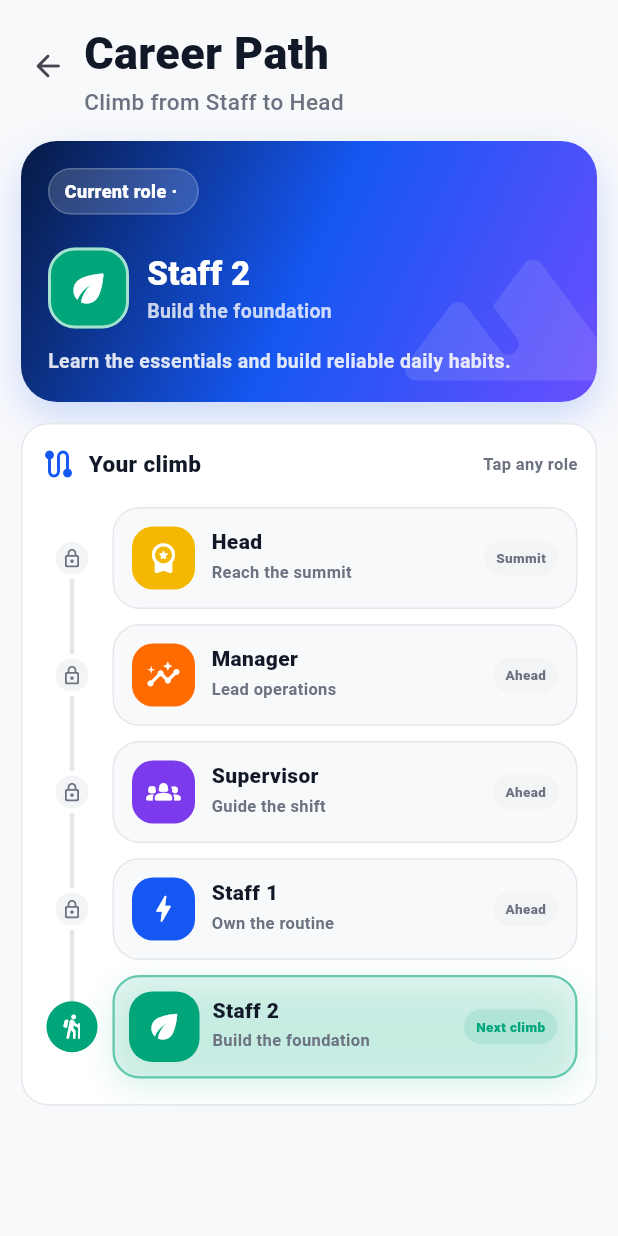
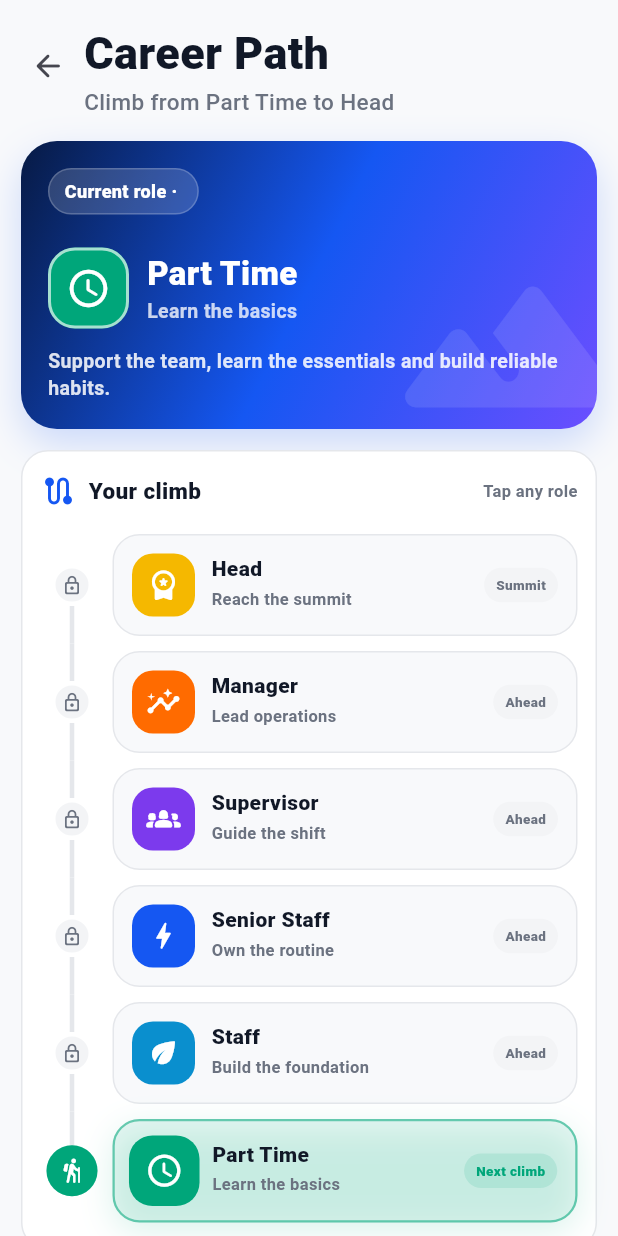
Before and after one commit to the-east-tech/east-app-flutter, a Flutter app: the CareerPathScreen screen opened directly with empty values, on a phone screen of 412 x 824 dp. Run offline on Flutter 3.47's test engine with Material 3 defaults, Android fonts, the phone set to English and light mode, and no system bars; our stand-ins replace audioplayers, camera, file_picker, firebase_core, firebase_messaging, flutter_contacts and 6 more; missing offline and left inert: mobile_scanner; accounts and stored records are empty.

Commit message:
Align career path with new role hierarchy

```diff
--- a/lib/screens/career_path_screen.dart
+++ b/lib/screens/career_path_screen.dart
@@ -25,16 +25,24 @@ class _CareerPathScreenState extends State<CareerPathScreen>
     with SingleTickerProviderStateMixin {
   static const roles = <_CareerRole>[
     _CareerRole(
-      systemKey: 'STAFF_2',
-      name: 'Staff 2',
-      headline: 'Build the foundation',
-      description: 'Learn the essentials and build reliable daily habits.',
-      icon: Icons.eco_rounded,
+      systemKey: 'PART_TIME',
+      name: 'Part Time',
+      headline: 'Learn the basics',
+      description: 'Support the team, learn the essentials and build reliable habits.',
+      icon: Icons.schedule_rounded,
       colour: Color(0xFF00A67A),
     ),
     _CareerRole(
-      systemKey: 'STAFF_1',
-      name: 'Staff 1',
+      systemKey: 'STAFF',
+      name: 'Staff',
+      headline: 'Build the foundation',
+      description: 'Handle daily work reliably and grow confidence in the routine.',
+      icon: Icons.eco_rounded,
+      colour: Color(0xFF0A8FCE),
+    ),
+    _CareerRole(
+      systemKey: 'SENIOR_STAFF',
+      name: 'Senior Staff',
       headline: 'Own the routine',
       description: 'Handle daily work confidently, consistently and independently.',
       icon: Icons.bolt_rounded,
@@ -85,7 +93,7 @@ class _CareerPathScreenState extends State<CareerPathScreen>
     selectedRoleIndex = initialIndex < 0 ? 0 : initialIndex;
     burstController = AnimationController(
       vsync: this,
-      duration: const Duration(milliseconds: 650),
+      duration: const Duration(milliseconds: 320),
     )..value = 1;
   }
 
@@ -129,7 +137,7 @@ class _CareerPathScreenState extends State<CareerPathScreen>
                     Expanded(
                       child: PageTitle(
                         title: text.t('Career Path'),
-                        subtitle: text.t('Climb from Staff to Head'),
+                        subtitle: text.t('Climb from Part Time to Head'),
                       ),
                     ),
                   ],
@@ -305,7 +313,7 @@ class _CareerHero extends StatelessWidget {
                 ),
                 const SizedBox(height: 22),
                 AnimatedSwitcher(
-                  duration: const Duration(milliseconds: 260),
+                  duration: const Duration(milliseconds: 160),
                   transitionBuilder: (child, animation) =>
                       ScaleTransition(scale: animation, child: child),
                   child: Row(
@@ -357,7 +365,7 @@ class _CareerHero extends StatelessWidget {
                 ),
                 const SizedBox(height: 13),
                 AnimatedSwitcher(
-                  duration: const Duration(milliseconds: 220),
+                  duration: const Duration(milliseconds: 150),
                   child: Text(
                     text.t(selectedRole.description),
                     key: ValueKey('${selectedRole.systemKey}-description'),
@@ -425,7 +433,7 @@ class _CareerPathEntry extends StatelessWidget {
                 : Icons.lock_outline_rounded;
 
     return TweenAnimationBuilder<double>(
-      duration: Duration(milliseconds: 280 + displayIndex * 70),
+      duration: Duration(milliseconds: 170 + displayIndex * 30),
       curve: Curves.easeOutCubic,
       tween: Tween(begin: 0, end: 1),
       builder: (context, progress, child) => Transform.translate(
@@ -451,7 +459,7 @@ class _CareerPathEntry extends StatelessWidget {
                     ),
                   ),
                   AnimatedContainer(
-                    duration: const Duration(milliseconds: 220),
+                    duration: const Duration(milliseconds: 140),
                     width: selected ? 34 : 28,
                     height: selected ? 34 : 28,
                     decoration: BoxDecoration(
@@ -467,7 +475,7 @@ class _CareerPathEntry extends StatelessWidget {
                       ),
                     ),
                     child: AnimatedSwitcher(
-                      duration: const Duration(milliseconds: 180),
+                      duration: const Duration(milliseconds: 120),
                       child: Icon(
                         selected ? Icons.hiking_rounded : statusIcon,
                         key: ValueKey('$selected-$status'),
@@ -501,7 +509,7 @@ class _CareerPathEntry extends StatelessWidget {
                     onTap: () => onTap(sourceIndex),
                     borderRadius: BorderRadius.circular(18),
                     child: AnimatedContainer(
-                      duration: const Duration(milliseconds: 230),
+                      duration: const Duration(milliseconds: 150),
                       curve: Curves.easeOut,
                       padding: const EdgeInsets.all(12),
                       decoration: BoxDecoration(
@@ -529,7 +537,7 @@ class _CareerPathEntry extends StatelessWidget {
                         children: [
                           AnimatedScale(
                             scale: selected ? 1.12 : 1,
-                            duration: const Duration(milliseconds: 220),
+                            duration: const Duration(milliseconds: 140),
                             child: Container(
                               width: 42,
                               height: 42,
```
